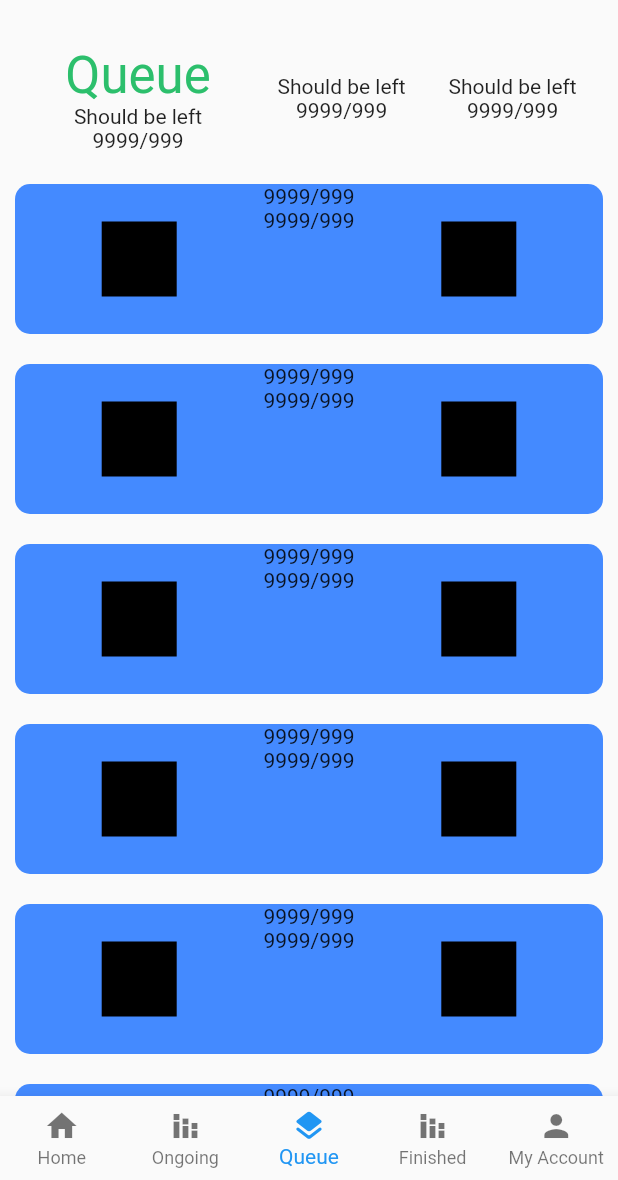
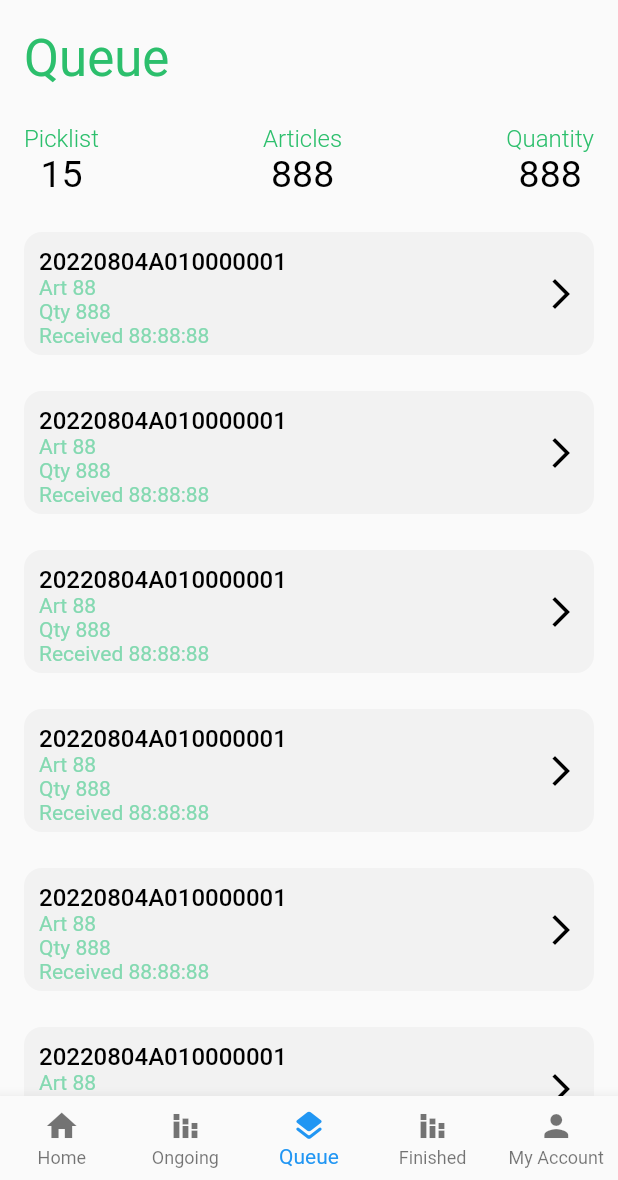
Before and after one commit to forceki/picker, a Flutter app: the Layout screen opened directly, item 3 of the bottom bar chosen, on a phone screen of 412 x 824 dp, the part 56-1236 px from its top. Run offline on Flutter 3.47's test engine with Material 2 defaults, Android fonts, the phone set to English and light mode, and no system bars; our stand-ins replace shared_preferences; accounts and stored records are empty.

Commit message:
Update Design

```diff
--- a/lib/view/pages/queue/queue_page.dart
+++ b/lib/view/pages/queue/queue_page.dart
@@ -17,86 +17,80 @@ class _QueuePageState extends State<QueuePage> {
       child: Column(
         children: [
           Container(
-            margin: const EdgeInsets.only(top: 10, bottom: 10),
-            child: Row(
-              mainAxisAlignment: MainAxisAlignment.spaceEvenly,
-              children: [
-                Container(
-                  margin: const EdgeInsets.all(1.0),
-                  child: Column(
-                    children: [
-                      Container(
               alignment: Alignment.centerLeft,
-                          margin: const EdgeInsets.fromLTRB(16, 0, 16, 0),
+              margin: const EdgeInsets.fromLTRB(16, 0, 16, 24),
               child: const Text(
                 'Queue',
-                            style: TextStyle(
-                                color: Color(0xFF2CBF6C), fontSize: 34),
+                style: TextStyle(color: Color(0xFF2CBF6C), fontSize: 34),
               )),
+          Container(
+            margin: const EdgeInsets.fromLTRB(16, 0, 16, 24),
+            child: Row(
+              mainAxisAlignment: MainAxisAlignment.spaceBetween,
+              crossAxisAlignment: CrossAxisAlignment.center,
+              children: [
+                Column(
+                  children: [
                     Align(
                       alignment: Alignment.center,
-                        child: Container(
                       child: const Text(
-                            "Should be left",
-                          ),
+                        'Picklist',
+                        style: TextStyle(
+                            color: Color(0xFF2CBF6C),
+                            fontSize: 16,
+                            fontWeight: FontWeight.w300),
                       ),
                     ),
                     Align(
                       alignment: Alignment.center,
-                        child: Container(
                       child: const Text(
-                            "9999/999",
+                        '15',
+                        style: TextStyle(color: Colors.black, fontSize: 25),
                       ),
-                        ),
-                      ),
+                    )
                   ],
                 ),
-                ),
-                Container(
-                  margin: const EdgeInsets.all(1.0),
-                  child: Column(
+                Column(
                   children: [
                     Align(
                       alignment: Alignment.center,
-                        child: Container(
                       child: const Text(
-                            "Should be left",
-                          ),
+                        'Articles',
+                        style: TextStyle(
+                            color: Color(0xFF2CBF6C),
+                            fontSize: 16,
+                            fontWeight: FontWeight.w300),
                       ),
                     ),
                     Align(
                       alignment: Alignment.center,
-                        child: Container(
                       child: const Text(
-                            "9999/999",
+                        '888',
+                        style: TextStyle(color: Colors.black, fontSize: 25),
                       ),
-                        ),
-                      ),
+                    )
                   ],
                 ),
-                ),
-                Container(
-                  margin: const EdgeInsets.all(1.0),
-                  child: Column(
+                Column(
                   children: [
                     Align(
                       alignment: Alignment.center,
-                        child: Container(
                       child: const Text(
-                            "Should be left",
-                          ),
+                        'Quantity',
+                        style: TextStyle(
+                            color: Color(0xFF2CBF6C),
+                            fontSize: 16,
+                            fontWeight: FontWeight.w300),
                       ),
                     ),
                     Align(
                       alignment: Alignment.center,
-                        child: Container(
                       child: const Text(
-                            "9999/999",
+                        '888',
+                        style: TextStyle(color: Colors.black, fontSize: 25),
                       ),
-                        ),
-                      ),
+                    )
                   ],
-                  ),
                 ),
               ],
             ),
@@ -106,36 +100,64 @@ class _QueuePageState extends State<QueuePage> {
             itemCount: 6,
             itemBuilder: ((context, index) {
               return Container(
-                margin: const EdgeInsets.all(10),
-                height: 100,
+                margin: const EdgeInsets.fromLTRB(16, 0, 16, 24),
+                padding: const EdgeInsets.all(10),
+                height: 82,
                 decoration: const BoxDecoration(
-                    color: Colors.blueAccent,
-                    borderRadius: BorderRadius.all(Radius.circular(10))),
+                    color: Color(0xFFF2F2F2),
+                    borderRadius: BorderRadius.all(Radius.circular(12))),
                 child: Row(
-                    mainAxisAlignment: MainAxisAlignment.spaceEvenly,
+                    mainAxisAlignment: MainAxisAlignment.spaceBetween,
                     children: [
-                      Container(height: 50, width: 50, color: Colors.black),
                       Column(
+                        mainAxisAlignment: MainAxisAlignment.start,
+                        crossAxisAlignment: CrossAxisAlignment.start,
                         children: [
                           Align(
-                            alignment: Alignment.center,
-                            child: Container(
                             child: const Text(
-                                "9999/999",
+                              "20220804A010000001",
+                              style: TextStyle(
+                                  color: Colors.black,
+                                  fontSize: 16,
+                                  fontWeight: FontWeight.w500
                               ),
                             ),
                           ),
                           Align(
-                            alignment: Alignment.center,
-                            child: Container(
                             child: const Text(
-                                "9999/999",
+                              "Art 88",
+                              style: TextStyle(
+                                color: Color(0xFF84D9B1),
+                                fontSize: 14
+                              ),
+                            ),
+                          ),
+                          Align(
+                            child: const Text(
+                              "Qty 888",
+                              style: TextStyle(
+                                color: Color(0xFF84D9B1),
+                                fontSize: 14
+                              ),
+                            ),
+                          ),
+                          Align(
+                            child: const Text(
+                              "Received 88:88:88",
+                              style: TextStyle(
+                                color: Color(0xFF84D9B1),
+                                fontSize: 14
                               ),
                             ),
                           ),
                         ],
                       ),
-                      Container(height: 50, width: 50, color: Colors.black),
+                      Icon(
+                        Icons.arrow_forward_ios,
+                        color: Colors.black,
+                        size: 24.0,
+                        semanticLabel: 'Continue',
+                      ),
                     ]),
               );
             }),
```
Also changed, not shown: lib/view/pages/finished/finished_page.dart (+77 -48 lines), lib/view/pages/ongoing/ongoing_page.dart (+30 -10 lines). Lines whose indentation alone changed are shown as unchanged.
